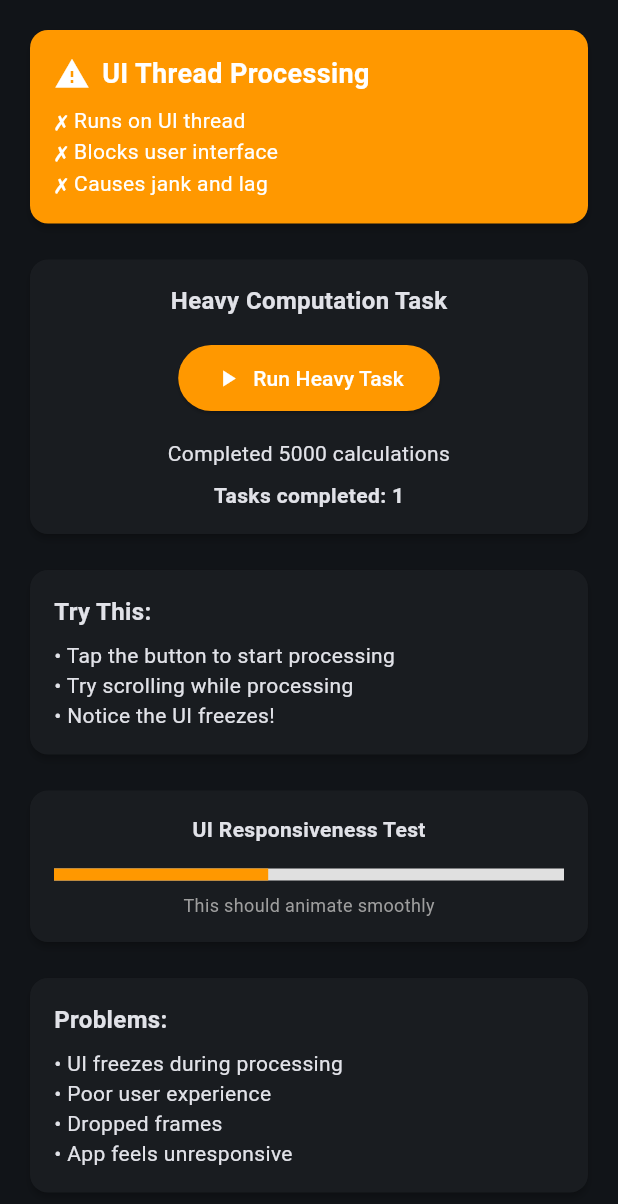
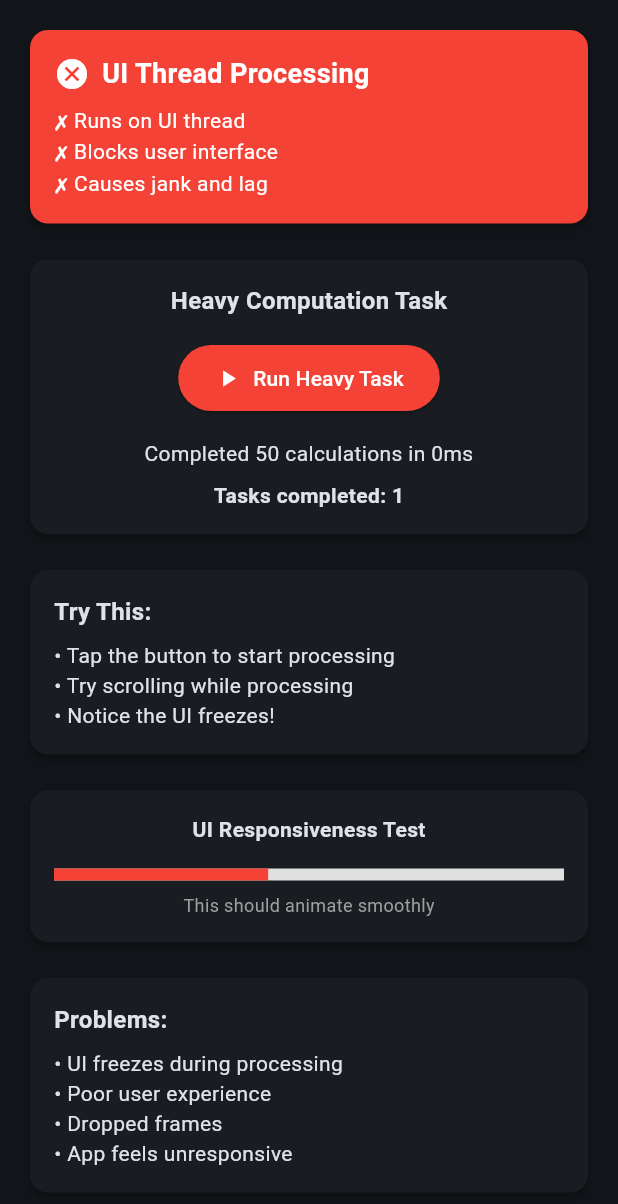
Before and after one commit to MrManini/flutter_memory_and_battery, a Flutter app: the _NonOptimizedBackgroundExample widget shown alone on an empty page, opened directly, after a tap on "Run Heavy Task", on a phone screen of 412 x 824 dp. Shown: the top 1204 px of the screen. Run offline on Flutter 3.47's test engine with Material 3 defaults, Android fonts, the light colour scheme and no system bars; our stand-ins replace cached_network_image, equatable, logger.

Commit message:
background task example done

```diff
--- a/lib/core/utils/performance_utils.dart
+++ b/lib/core/utils/performance_utils.dart
@@ -1,4 +1,5 @@
 import 'dart:async';
+import 'dart:math' as math;
 
 /// Utility class for performance optimization techniques
 class PerformanceUtils {
@@ -66,8 +67,44 @@ class PerformanceUtils {
   }
 
   /// Simulates heavy computation using compute (isolate)
-  static List<int> computeHeavyTask(int count) {
-    return List.generate(count, (index) => index * index);
+  static List<double> computeHeavyTask(int iterations) {
+    final results = <double>[];
+
+    // Perform intensive mathematical operations
+    for (int i = 0; i < iterations; i++) {
+      double result = 0;
+
+      // Nested loops with expensive operations
+      for (int j = 0; j < 1000; j++) {
+        for (int k = 0; k < 100; k++) {
+          // Complex mathematical operations that consume CPU
+          result += (i * j * k).toDouble();
+          result = result * 1.001; // Multiplication
+          result = result / 1.0001; // Division
+          result += (i + j + k) * 0.5; // More operations
+
+          // Trigonometric functions (expensive)
+          if (k % 10 == 0) {
+            result += math.sin(result * 0.1);
+            result += math.cos(result * 0.1);
+          }
+
+          // Square root operations
+          if (result > 0) {
+            result = math.sqrt(result);
+            result = result * result; // Square it back
+          }
+        }
+      }
+
+      results.add(result);
+
+      // Add some string operations too
+      final str = 'computation_$i';
+      str.split('_').join('-').toUpperCase().toLowerCase();
+    }
+
+    return results;
   }
 }
 
--- a/lib/presentation/pages/examples/background_task_example.dart
+++ b/lib/presentation/pages/examples/background_task_example.dart
@@ -1,6 +1,7 @@
 import 'package:flutter/material.dart';
 import 'package:flutter/foundation.dart';
 import '../../../core/utils/performance_utils.dart';
+import '../../../core/utils/app_logger.dart';
 import '../../widgets/comparison_view.dart';
 
 /// Example demonstrating background task optimization with isolates
@@ -42,20 +43,30 @@ class _OptimizedBackgroundExampleState
       _result = 'Processing in isolate...';
     });
 
+    AppLogger.info('✅ OPTIMIZED: Starting heavy computation in isolate...');
+
     try {
+      final startTime = DateTime.now();
       // Run computation in a separate isolate - UI stays responsive!
-      final result = await compute(PerformanceUtils.computeHeavyTask, 5000);
+      final result = await compute(PerformanceUtils.computeHeavyTask, 50);
+      final endTime = DateTime.now();
+      final duration = endTime.difference(startTime).inMilliseconds;
 
       setState(() {
         _isProcessing = false;
-        _result = 'Completed ${result.length} calculations';
+        _result = 'Completed ${result.length} calculations in ${duration}ms';
         _taskCount++;
       });
+
+      AppLogger.info(
+        '✅ OPTIMIZED: Computation completed in isolate - UI stayed responsive! (${duration}ms)',
+      );
     } catch (e) {
       setState(() {
         _isProcessing = false;
         _result = 'Error: $e';
       });
+      AppLogger.error('❌ OPTIMIZED: Error in isolate computation: $e');
     }
   }
 
@@ -121,11 +132,15 @@ class _OptimizedBackgroundExampleState
                           height: 16,
                           child: CircularProgressIndicator(
                             strokeWidth: 2,
-                            valueColor: AlwaysStoppedAnimation<Color>(Colors.white),
+                            valueColor: AlwaysStoppedAnimation<Color>(
+                              Colors.white,
+                            ),
                           ),
                         )
                       : const Icon(Icons.play_arrow),
-                  label: Text(_isProcessing ? 'Processing...' : 'Run Heavy Task'),
+                  label: Text(
+                    _isProcessing ? 'Processing...' : 'Run Heavy Task',
+                  ),
                   style: ElevatedButton.styleFrom(
                     backgroundColor: Colors.green,
                     foregroundColor: Colors.white,
@@ -218,14 +233,26 @@ class _NonOptimizedBackgroundExampleState
       _result = 'Processing on UI thread...';
     });
 
+    AppLogger.warning(
+      '⚠️ NON-OPTIMIZED: Starting heavy computation on UI thread - UI will freeze!',
+    );
+    final startTime = DateTime.now();
+
     // PROBLEM: Running on UI thread - blocks UI!
-    final result = PerformanceUtils.computeHeavyTask(5000);
+    final result = PerformanceUtils.computeHeavyTask(50);
+
+    final endTime = DateTime.now();
+    final duration = endTime.difference(startTime).inMilliseconds;
 
     setState(() {
       _isProcessing = false;
-      _result = 'Completed ${result.length} calculations';
+      _result = 'Completed ${result.length} calculations in ${duration}ms';
       _taskCount++;
     });
+
+    AppLogger.error(
+      '❌ NON-OPTIMIZED: Computation completed on UI thread - UI was frozen for ${duration}ms!',
+    );
   }
 
   @override
@@ -234,7 +261,7 @@ class _NonOptimizedBackgroundExampleState
       padding: const EdgeInsets.all(16),
       children: [
         const Card(
-          color: Colors.orange,
+          color: Colors.red,
           child: Padding(
             padding: EdgeInsets.all(16),
             child: Column(
@@ -242,7 +269,7 @@ class _NonOptimizedBackgroundExampleState
               children: [
                 Row(
                   children: [
-                    Icon(Icons.warning, color: Colors.white),
+                    Icon(Icons.cancel, color: Colors.white),
                     SizedBox(width: 8),
                     Text(
                       'UI Thread Processing',
@@ -290,13 +317,17 @@ class _NonOptimizedBackgroundExampleState
                           height: 16,
                           child: CircularProgressIndicator(
                             strokeWidth: 2,
-                            valueColor: AlwaysStoppedAnimation<Color>(Colors.white),
+                            valueColor: AlwaysStoppedAnimation<Color>(
+                              Colors.white,
+                            ),
                           ),
                         )
                       : const Icon(Icons.play_arrow),
-                  label: Text(_isProcessing ? 'Processing...' : 'Run Heavy Task'),
+                  label: Text(
+                    _isProcessing ? 'Processing...' : 'Run Heavy Task',
+                  ),
                   style: ElevatedButton.styleFrom(
-                    backgroundColor: Colors.orange,
+                    backgroundColor: Colors.red,
                     foregroundColor: Colors.white,
                     padding: const EdgeInsets.symmetric(
                       horizontal: 24,
@@ -340,7 +371,7 @@ class _NonOptimizedBackgroundExampleState
         ),
         const SizedBox(height: 16),
         // Animated element to show UI blocking
-        const _AnimatedIndicator(color: Colors.orange),
+        const _AnimatedIndicator(color: Colors.red),
         const SizedBox(height: 16),
         const Card(
           child: Padding(
```
